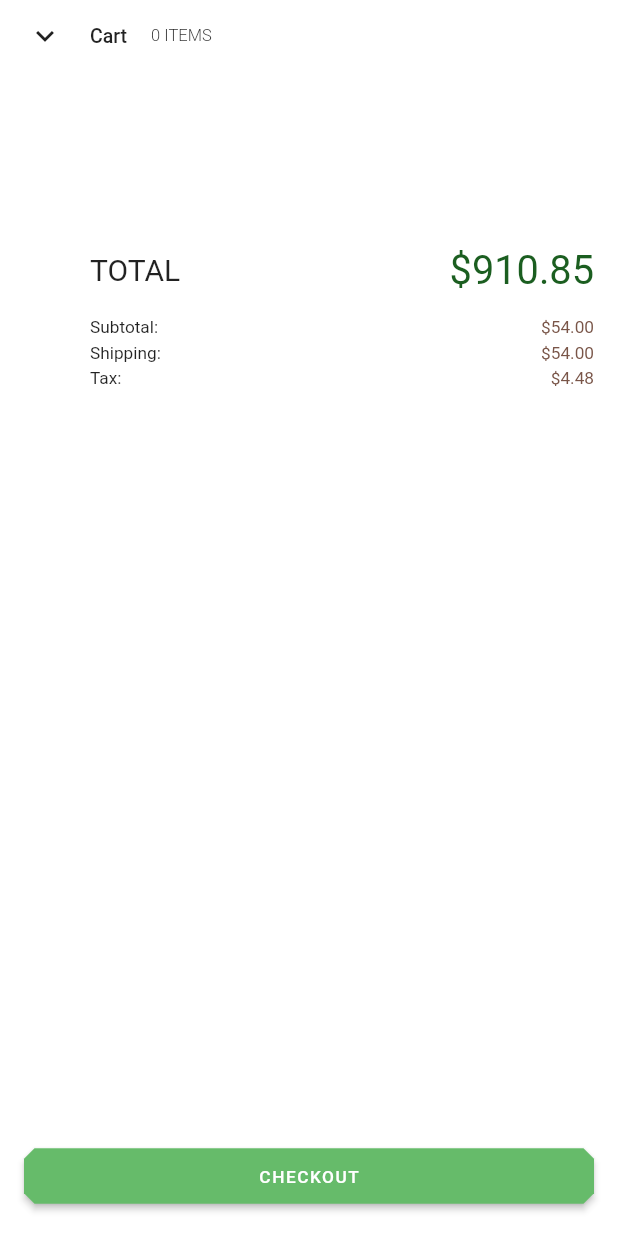
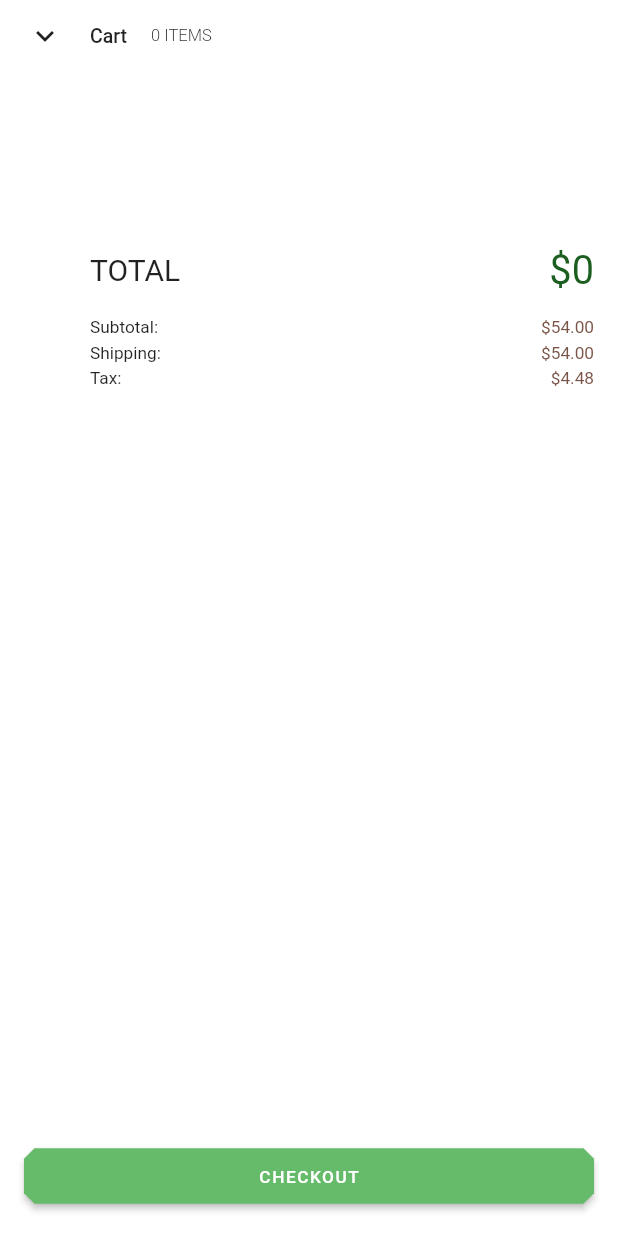
Before and after one commit to CreamyMilk/zukees, a Flutter app: the ShoppingCartPage screen opened by its route, on a phone screen of 412 x 824 dp. Run offline on Flutter 3.47's test engine with Material 2 defaults, Android fonts, the phone set to English and light mode, and no system bars; our stand-ins replace cached_network_image, cloud_firestore, firebase_core, flare_flutter, flushbar, flutter_blurhash and 6 more; accounts and stored records are empty.

Commit message:
👒 Fix cart summary and remove item

```diff
--- a/lib/pages/store/shoppingCart.dart
+++ b/lib/pages/store/shoppingCart.dart
@@ -89,10 +89,10 @@ class _ShoppingCartPageState extends State<ShoppingCartPage> {
                             final dynamic cartItem =
                                 storeP.cart[productID]["details"];
                             print(cartItem);
-                                if(storeP.cart[productID]["quantity"] > 0){
+                            if (storeP.cart[productID]["quantity"] > 0) {
                               return ShoppingCartRow(
                                 product: Product(
-                                imageURL:cartItem["product_image"],
+                                  imageURL: cartItem["product_image"],
                                   category: cartItem["product_name"],
                                   id: cartItem["product_id"].toString(),
                                   isFeatured: true,
@@ -105,7 +105,8 @@ class _ShoppingCartPageState extends State<ShoppingCartPage> {
                                 onPressed: () {
                                   storeP.removeFromCart(productID);
                                 },
-                            );}else{
+                              );
+                            } else {
                               return Container();
                             }
                           }));
@@ -178,11 +179,14 @@ class ShoppingCartSummary extends StatelessWidget {
                         style: TextStyle(fontSize: 20),
                       ),
                       Expanded(
-                        child: Text(
-                          "\$910.85",
+                        child: Consumer<StoreProvider>(
+                            builder: (context, storeP, child) {
+                          return Text(
+                            "\$${storeP.totalPrice}",
                             style: largeAmountStyle,
                             textAlign: TextAlign.end,
-                        ),
+                          );
+                        }),
                       ),
                     ],
                   ),
```
Also changed, not shown: lib/providers/store_provider.dart (+17 -22 lines). Lines whose indentation alone changed are shown as unchanged.
